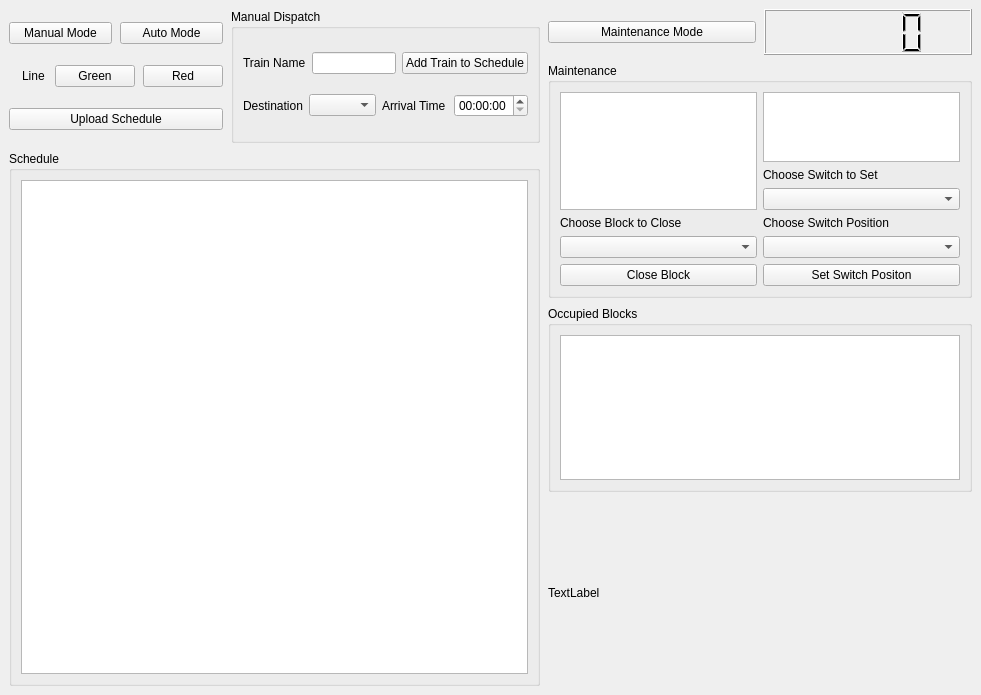
Before: the Qt Designer form CTC/CTC_UI.ui in asmithie13/ECE-1140, drawn with Qt 5.
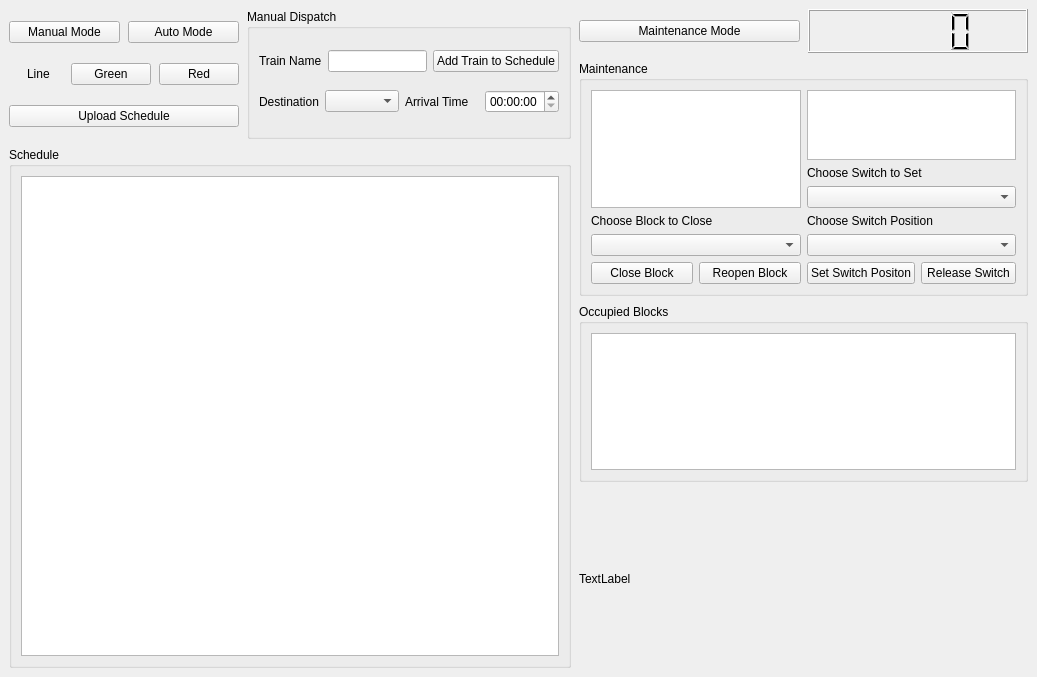
After: the same form once the commit is applied.

Commit message: Added buttons for reopening blocks and releasing switches

The edit to the form file:
```diff
--- a/CTC/CTC_UI.ui
+++ b/CTC/CTC_UI.ui
@@ -6,8 +6,8 @@
    <rect>
     <x>0</x>
     <y>0</y>
-    <width>981</width>
-    <height>695</height>
+    <width>1037</width>
+    <height>677</height>
    </rect>
   </property>
   <property name="windowTitle">
@@ -628,7 +628,7 @@
           </property>
           <layout class="QHBoxLayout" name="horizontalLayout_6" stretch="1,1">
            <item>
-            <layout class="QVBoxLayout" name="BlockClosureLayout">
+            <layout class="QVBoxLayout" name="BlockClosureLayout" stretch="0,0,0,0">
              <item>
               <widget class="QTableView" name="BlockClosureTable"/>
              </item>
@@ -643,16 +643,27 @@
               <widget class="QComboBox" name="CloseBlockSelect"/>
              </item>
              <item>
+              <layout class="QHBoxLayout" name="horizontalLayout_7">
+               <item>
               <widget class="QPushButton" name="CloseBlockButton">
                <property name="text">
                 <string>Close Block</string>
                </property>
               </widget>
              </item>
-            </layout>
-           </item>
+               <item>
+                <widget class="QPushButton" name="pushButton">
+                 <property name="text">
+                  <string>Reopen Block</string>
+                 </property>
+                </widget>
+               </item>
+              </layout>
+             </item>
+            </layout>
+           </item>
            <item>
-            <layout class="QVBoxLayout" name="SwitchPositionLayout">
+            <layout class="QVBoxLayout" name="SwitchPositionLayout" stretch="1,1,1,1,1,4">
              <item>
               <widget class="QTableView" name="SwitchPositionTable"/>
              </item>
@@ -677,11 +688,22 @@
               <widget class="QComboBox" name="SwitchPositionSelect"/>
              </item>
              <item>
+              <layout class="QHBoxLayout" name="horizontalLayout_8">
+               <item>
               <widget class="QPushButton" name="SetSwitchPositionButton">
                <property name="text">
                 <string>Set Switch Positon</string>
                </property>
               </widget>
+               </item>
+               <item>
+                <widget class="QPushButton" name="pushButton_2">
+                 <property name="text">
+                  <string>Release Switch</string>
+                 </property>
+                </widget>
+               </item>
+              </layout>
              </item>
             </layout>
            </item>
```
Left out of the diff: 9 changed lines with no effect on the pictures. Lines whose indentation alone changed are shown as unchanged.
